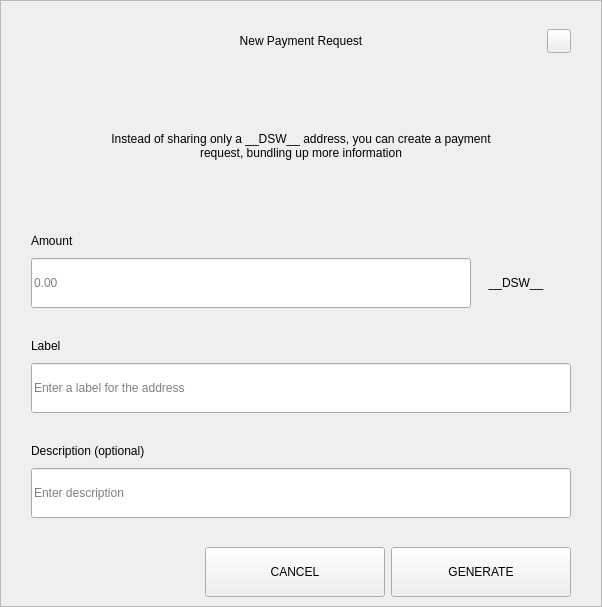
Before: the Qt Designer form src/qt/pivx/forms/requestdialog.ui in decenomy/DSW, drawn with Qt 5.
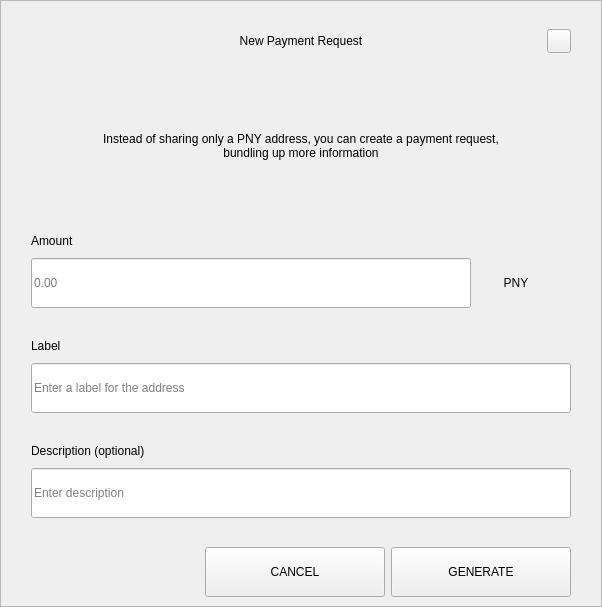
After: the same form once the commit is applied.

```diff
--- a/src/qt/pivx/forms/requestdialog.ui
+++ b/src/qt/pivx/forms/requestdialog.ui
@@ -210,7 +210,7 @@
              </size>
             </property>
             <property name="text">
-             <string>Instead of sharing only a __DSW__ address, you can create a payment request, bundling up more information</string>
+             <string>Instead of sharing only a PNY address, you can create a payment request, bundling up more information</string>
             </property>
             <property name="alignment">
              <set>Qt::AlignCenter</set>
@@ -327,7 +327,7 @@
                    <item>
                     <widget class="QLabel" name="comboBoxCoin">
                      <property name="text">
-                      <string>__DSW__</string>
+                      <string>PNY</string>
                      </property>
                      <property name="alignment">
                       <set>Qt::AlignCenter</set>
```
